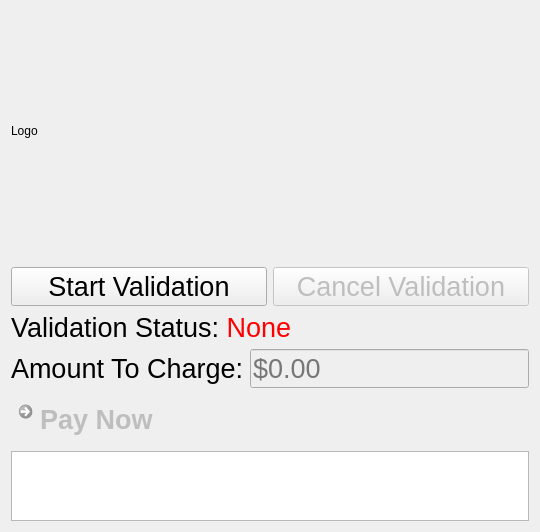
kwagyeman/facepay, file mainwindow.ui: the form before one commit.
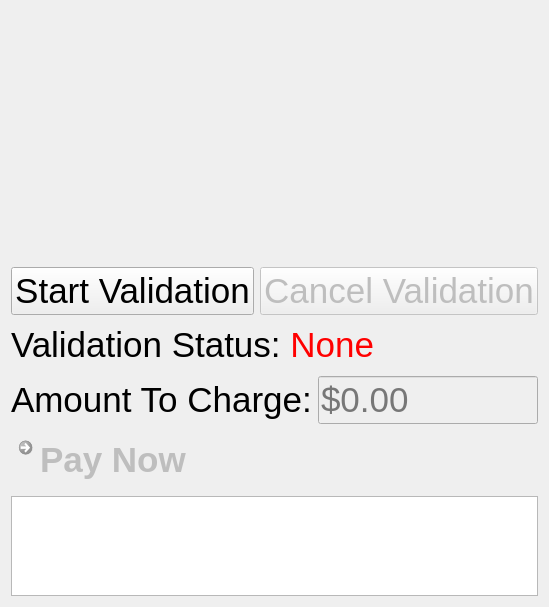
The form after the commit. Icons and pictures are not drawn. Custom widgets are drawn as their Qt base class.

```diff
--- a/mainwindow.ui
+++ b/mainwindow.ui
@@ -6,8 +6,8 @@
    <rect>
     <x>0</x>
     <y>0</y>
-    <width>536</width>
-    <height>528</height>
+    <width>540</width>
+    <height>607</height>
    </rect>
   </property>
   <property name="windowTitle">
@@ -71,14 +71,11 @@
                  <height>240</height>
                 </size>
                </property>
-               <property name="maximumSize">
-                <size>
-                 <width>186</width>
-                 <height>240</height>
-                </size>
-               </property>
                <property name="text">
-                <string>Logo</string>
+                <string/>
+               </property>
+               <property name="pixmap">
+                <pixmap resource="mainwindow.qrc">:/Sxkq4ox.png</pixmap>
                </property>
                <property name="scaledContents">
                 <bool>true</bool>
@@ -93,13 +90,6 @@
                  <height>240</height>
                 </size>
                </property>
-               <property name="maximumSize">
-                <size>
-                 <width>320</width>
-                 <height>240</height>
-                </size>
-               </property>
-               <zorder>W3</zorder>
               </widget>
              </item>
             </layout>
@@ -139,7 +129,7 @@
                  <widget class="QPushButton" name="startButton">
                   <property name="font">
                    <font>
-                    <pointsize>20</pointsize>
+                    <pointsize>26</pointsize>
                    </font>
                   </property>
                   <property name="text">
@@ -154,7 +144,7 @@
                   </property>
                   <property name="font">
                    <font>
-                    <pointsize>20</pointsize>
+                    <pointsize>26</pointsize>
                    </font>
                   </property>
                   <property name="text">
@@ -169,7 +159,7 @@
               <widget class="QLabel" name="text_label">
                <property name="font">
                 <font>
-                 <pointsize>20</pointsize>
+                 <pointsize>26</pointsize>
                 </font>
                </property>
                <property name="text">
@@ -196,7 +186,7 @@
                  <widget class="QLabel" name="total_price">
                   <property name="font">
                    <font>
-                    <pointsize>20</pointsize>
+                    <pointsize>26</pointsize>
                    </font>
                   </property>
                   <property name="text">
@@ -211,7 +201,7 @@
                   </property>
                   <property name="font">
                    <font>
-                    <pointsize>20</pointsize>
+                    <pointsize>26</pointsize>
                    </font>
                   </property>
                   <property name="placeholderText">
@@ -232,7 +222,7 @@
                </property>
                <property name="font">
                 <font>
-                 <pointsize>20</pointsize>
+                 <pointsize>26</pointsize>
                 </font>
                </property>
                <property name="text">
@@ -244,8 +234,8 @@
                </property>
                <property name="iconSize">
                 <size>
-                 <width>40</width>
-                 <height>40</height>
+                 <width>50</width>
+                 <height>50</height>
                 </size>
                </property>
               </widget>
@@ -269,7 +259,7 @@
       </property>
       <property name="font">
        <font>
-        <pointsize>10</pointsize>
+        <pointsize>16</pointsize>
        </font>
       </property>
       <property name="undoRedoEnabled">
```
